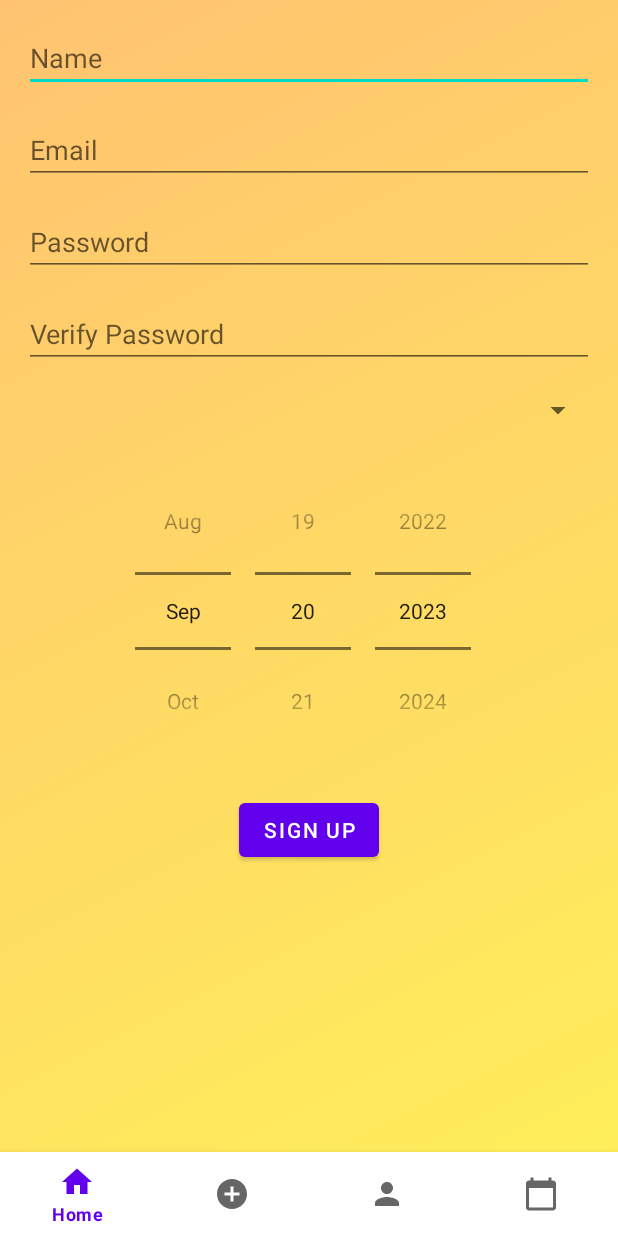
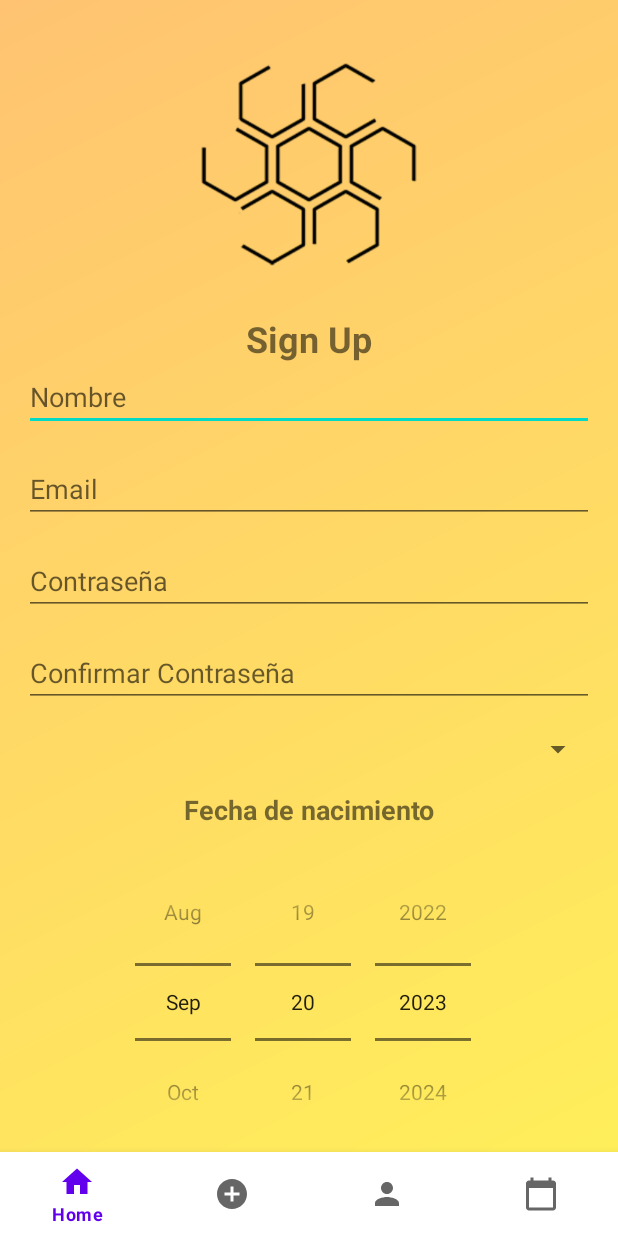
Before and after one commit to ISIS3510-202320-Team31/Android-Kotlin, an Android app: the screen it shows after launch (MainActivity), on a phone screen of 412 x 824 dp. Run offline under Robolectric (Android 15) with nearby library versions, the light colour scheme and no system bars; our stand-ins replace navigation-ui.

Commit message:
Sign up form created

```diff
--- a/app/src/main/res/layout/fragment_sign_up.xml
+++ b/app/src/main/res/layout/fragment_sign_up.xml
@@ -1,22 +1,46 @@
 <?xml version="1.0" encoding="utf-8"?>
-<androidx.constraintlayout.widget.ConstraintLayout
+<ScrollView
     xmlns:android="http://schemas.android.com/apk/res/android"
     xmlns:app="http://schemas.android.com/apk/res-auto"
     xmlns:tools="http://schemas.android.com/tools"
     android:layout_width="match_parent"
-    android:layout_height="match_parent"
-    >
+    android:layout_height="match_parent">
+
+    <androidx.constraintlayout.widget.ConstraintLayout
+        android:layout_width="match_parent"
+        android:layout_height="wrap_content">
+
+        <ImageView
+            android:id="@+id/imageView"
+            android:layout_width="150dp"
+            android:layout_height="wrap_content"
+            android:src="@drawable/hive_logo_small"
+            app:layout_constraintTop_toTopOf="parent"
+            app:layout_constraintStart_toStartOf="parent"
+            app:layout_constraintEnd_toEndOf="parent"
+            android:layout_marginTop="9dp" />
+
+        <TextView
+            android:id="@+id/textViewSignUp"
+            android:layout_width="wrap_content"
+            android:layout_height="wrap_content"
+            android:text="Sign Up"
+            android:textSize="24sp"
+            android:textStyle="bold"
+            app:layout_constraintTop_toBottomOf="@+id/imageView"
+            app:layout_constraintStart_toStartOf="parent"
+            app:layout_constraintEnd_toEndOf="parent" />
 
         <EditText
             android:id="@+id/editTextName"
             android:layout_width="0dp"
             android:layout_height="wrap_content"
-        android:hint="Name"
+            android:hint="Nombre"
             android:inputType="textPersonName"
-        app:layout_constraintTop_toTopOf="parent"
+            app:layout_constraintTop_toBottomOf="@+id/textViewSignUp"
             app:layout_constraintStart_toStartOf="parent"
             app:layout_constraintEnd_toEndOf="parent"
-        android:layout_marginTop="16dp"
+            android:layout_marginTop="0dp"
             android:layout_marginHorizontal="16dp" />
 
         <EditText
@@ -35,7 +59,7 @@
             android:id="@+id/editTextPassword"
             android:layout_width="0dp"
             android:layout_height="wrap_content"
-        android:hint="Password"
+            android:hint="Contraseña"
             android:inputType="textPassword"
             app:layout_constraintTop_toBottomOf="@+id/editTextEmail"
             app:layout_constraintStart_toStartOf="parent"
@@ -47,7 +71,7 @@
             android:id="@+id/editTextVerifyPassword"
             android:layout_width="0dp"
             android:layout_height="wrap_content"
-        android:hint="Verify Password"
+            android:hint="Confirmar Contraseña"
             android:inputType="textPassword"
             app:layout_constraintTop_toBottomOf="@+id/editTextPassword"
             app:layout_constraintStart_toStartOf="parent"
@@ -66,6 +90,19 @@
             android:layout_marginTop="16dp"
             android:layout_marginHorizontal="16dp" />
 
+        <TextView
+            android:id="@+id/textViewBirthdateLabel"
+            android:layout_width="wrap_content"
+            android:layout_height="wrap_content"
+            android:text="Fecha de nacimiento"
+            app:layout_constraintTop_toBottomOf="@+id/spinnerCareer"
+            app:layout_constraintStart_toStartOf="parent"
+            app:layout_constraintEnd_toEndOf="parent"
+            android:textSize="18sp"
+            android:textStyle="bold"
+            android:layout_marginTop="16dp"
+            android:layout_marginHorizontal="16dp" />
+
         <DatePicker
             android:id="@+id/datePickerBirthdate"
             android:layout_width="wrap_content"
@@ -73,10 +110,10 @@
             android:calendarViewShown="false"
             android:datePickerMode="spinner"
             android:spinnersShown="true"
-        app:layout_constraintTop_toBottomOf="@+id/spinnerCareer"
+            app:layout_constraintTop_toBottomOf="@+id/textViewBirthdateLabel"
             app:layout_constraintStart_toStartOf="parent"
             app:layout_constraintEnd_toEndOf="parent"
-        android:layout_marginTop="16dp" />
+            android:layout_marginTop="10dp" />
 
         <Button
             android:id="@+id/buttonSignUp"
@@ -88,4 +125,11 @@
             app:layout_constraintEnd_toEndOf="parent"
             android:layout_marginTop="16dp" />
 
+        <Space
+            android:layout_width="match_parent"
+            android:layout_height="30dp"
+            android:visibility="invisible"
+            app:layout_constraintTop_toBottomOf="@+id/buttonSignUp"/>
+
     </androidx.constraintlayout.widget.ConstraintLayout>
+</ScrollView>
```
Also changed, not shown: app/src/main/res/drawable/hive_logo_big.png (renamed from app/src/main/res/drawable/HIVE_LOGO_big.png), app/src/main/res/drawable/hive_logo_small.png (renamed from app/src/main/res/drawable/HIVE_LOGO_small.png). Lines whose indentation alone changed are shown as unchanged.
